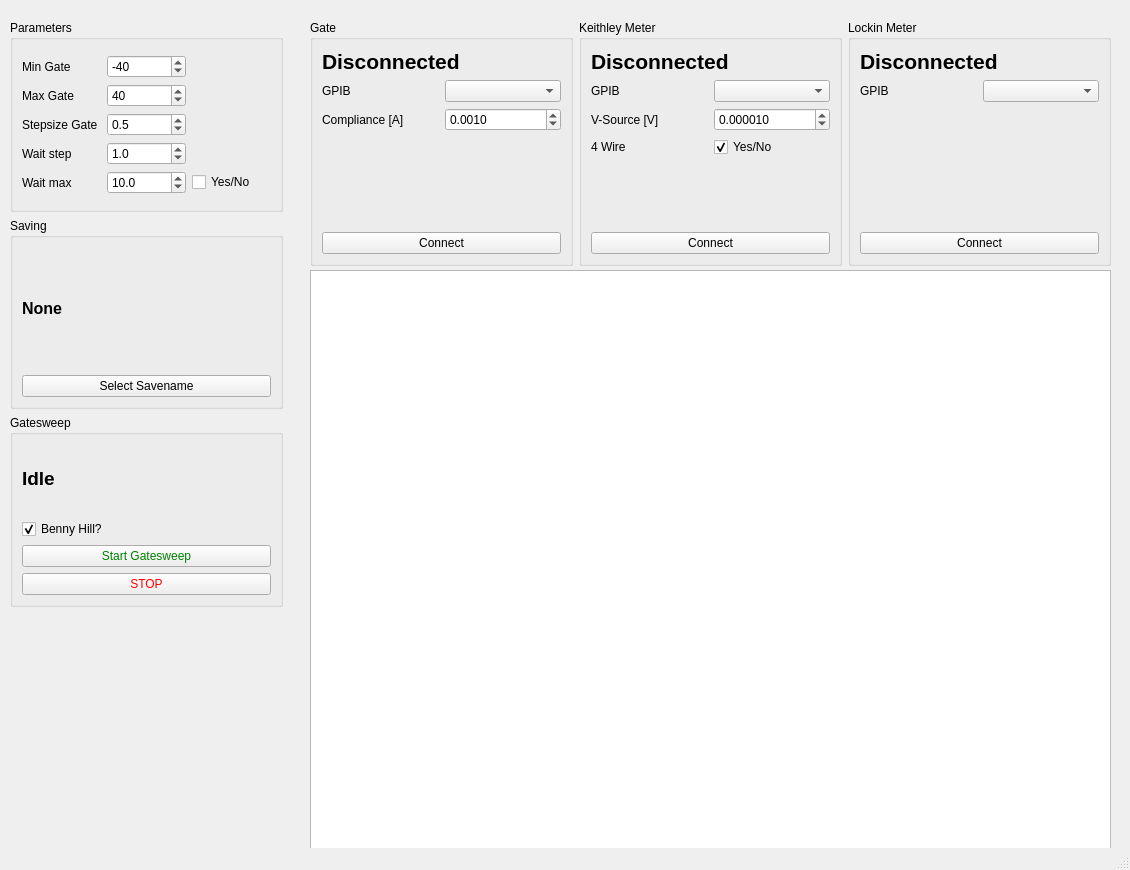
First picture: the form in Gatesweep.ui, repository FalconTube/lab_software, before the edit.
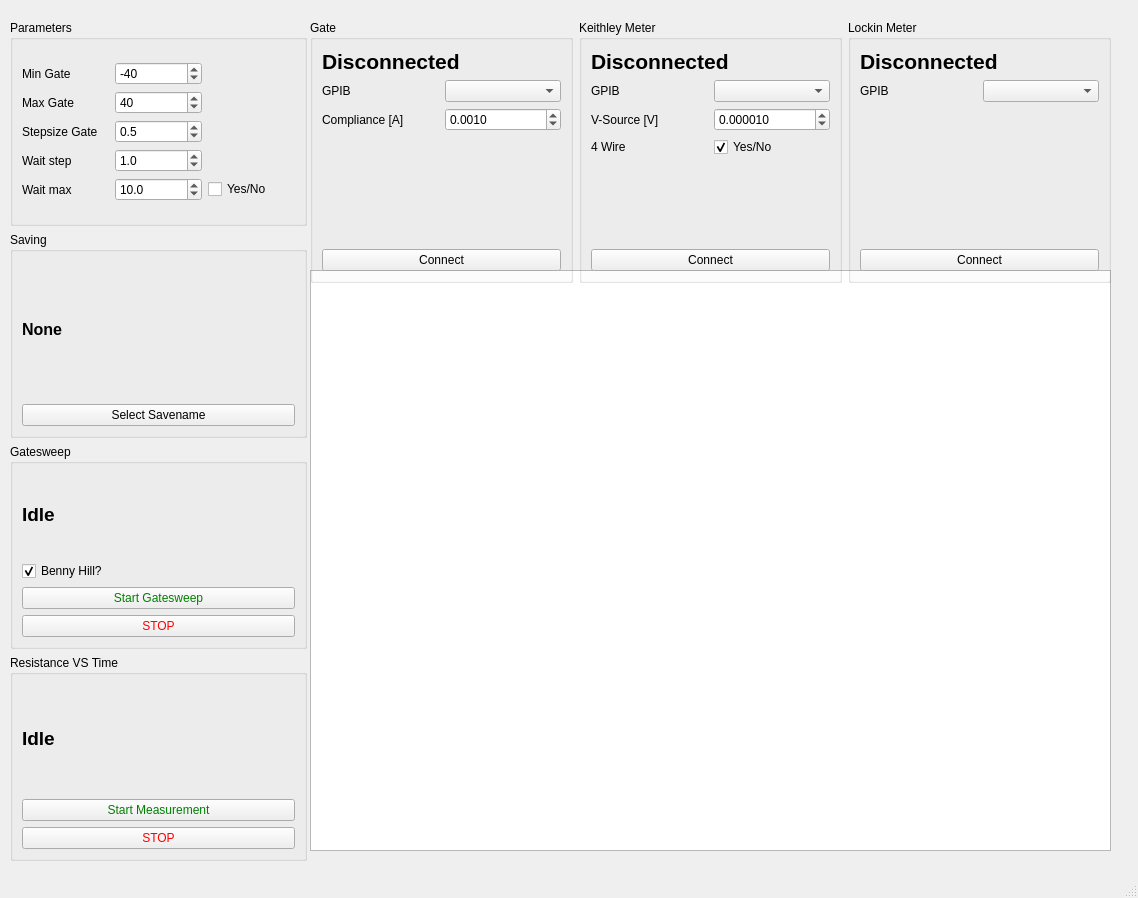
Second picture: the form after the edit. Custom widgets are drawn as their Qt base class.

Commit message: integrated resist to gui

What changed in the file:
```diff
--- a/Gatesweep.ui
+++ b/Gatesweep.ui
@@ -6,8 +6,8 @@
    <rect>
     <x>0</x>
     <y>0</y>
-    <width>1130</width>
-    <height>870</height>
+    <width>1138</width>
+    <height>898</height>
    </rect>
   </property>
   <property name="windowTitle">
@@ -19,8 +19,8 @@
      <rect>
       <x>10</x>
       <y>20</y>
-      <width>273</width>
-      <height>607</height>
+      <width>297</width>
+      <height>861</height>
      </rect>
     </property>
     <layout class="QVBoxLayout" name="verticalLayout">
@@ -34,7 +34,7 @@
        </property>
        <layout class="QGridLayout" name="gridLayout_2">
         <item row="0" column="0">
-         <layout class="QGridLayout" name="gridLayout" rowstretch="0,0,0,0,0,0" rowminimumheight="0,0,0,0,0,0">
+         <layout class="QGridLayout" name="gridLayout" rowstretch="0,0,0,0,0" rowminimumheight="0,0,0,0,0">
           <item row="1" column="0">
            <widget class="QLabel" name="label_2">
             <property name="text">
@@ -254,8 +254,54 @@
           </property>
          </widget>
         </item>
+       </layout>
+      </widget>
+     </item>
+     <item>
+      <widget class="QGroupBox" name="groupBox_7">
+       <property name="title">
+        <string>Resistance VS Time</string>
+       </property>
+       <layout class="QVBoxLayout" name="verticalLayout_6">
         <item>
-         <layout class="QVBoxLayout" name="verticalLayout_5"/>
+         <widget class="QLabel" name="ResLabel">
+          <property name="font">
+           <font>
+            <pointsize>14</pointsize>
+            <weight>75</weight>
+            <bold>true</bold>
+           </font>
+          </property>
+          <property name="text">
+           <string>Idle</string>
+          </property>
+         </widget>
+        </item>
+        <item>
+         <widget class="QPushButton" name="StartResButton">
+          <property name="autoFillBackground">
+           <bool>false</bool>
+          </property>
+          <property name="styleSheet">
+           <string notr="true">color : green</string>
+          </property>
+          <property name="text">
+           <string>Start Measurement</string>
+          </property>
+         </widget>
+        </item>
+        <item>
+         <widget class="QPushButton" name="StopResButton">
+          <property name="styleSheet">
+           <string notr="true">color : red</string>
+          </property>
+          <property name="text">
+           <string>STOP</string>
+          </property>
+         </widget>
+        </item>
+        <item>
+         <layout class="QVBoxLayout" name="verticalLayout_7"/>
         </item>
        </layout>
       </widget>
@@ -278,7 +324,7 @@
       <x>310</x>
       <y>20</y>
       <width>801</width>
-      <height>246</height>
+      <height>263</height>
      </rect>
     </property>
     <layout class="QHBoxLayout" name="horizontalLayout_2">
```
Left out of the diff: 7 changed lines with no effect on the pictures. The commit also changes 2 other files.
